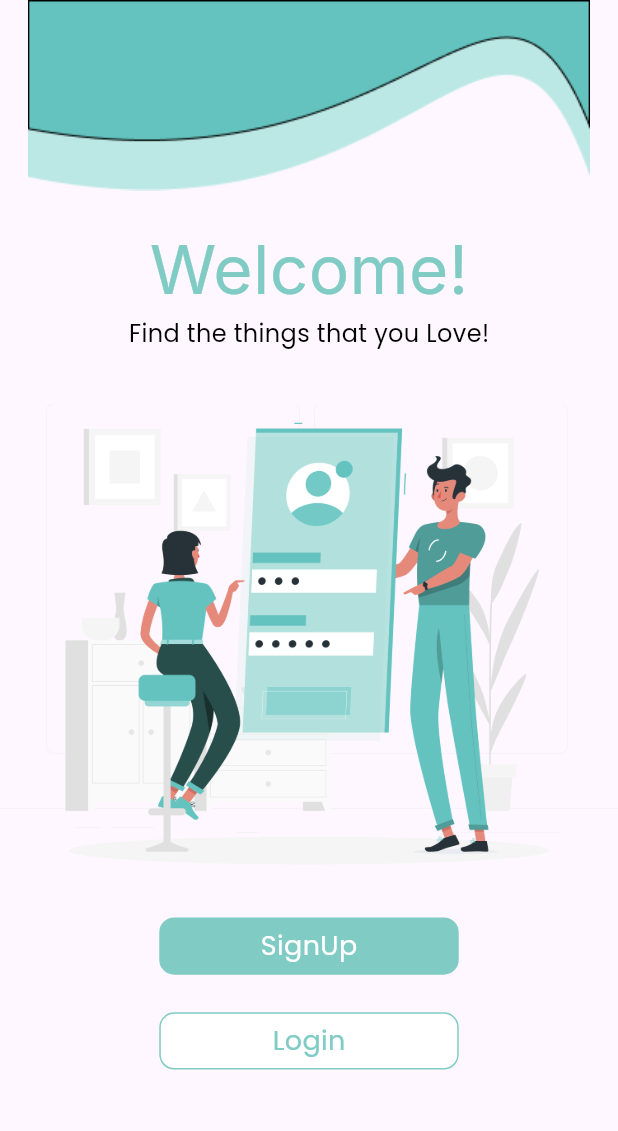
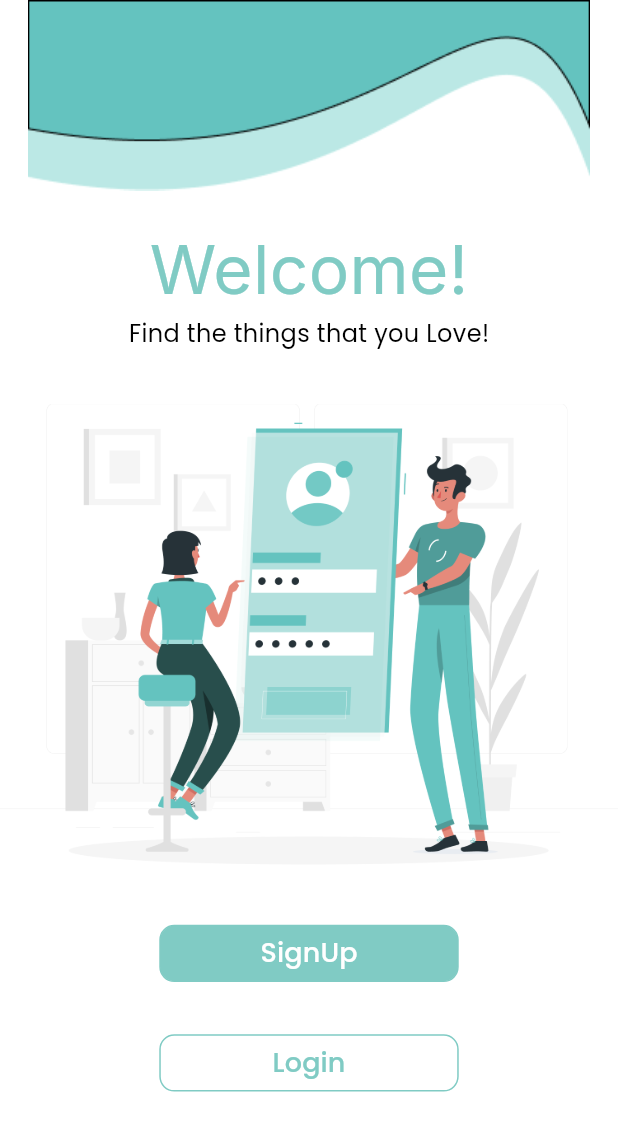
Before and after one commit to abdowqtube5-cmyk/Applacition-Devlopering, a Flutter app: the screen it shows after launch, on a phone screen of 412 x 824 dp. Shown: the top 1131 px of the screen. Run offline on Flutter 3.47's test engine with Material 3 defaults, Android fonts, the phone set to English and light mode, and no system bars; our stand-ins replace get, google_fonts.

Commit message:
Welcome and Sginup controllers and screen and widgets

```diff
--- /dev/null
+++ b/lib/controller/sginup_controller.dart
@@ -0,0 +1,11 @@
+import 'package:flutter/widgets.dart';
+import 'package:get/get.dart';
+
+class SginupController extends GetxController {
+  TextEditingController controllerFirstName = TextEditingController();
+  TextEditingController controllerLastName = TextEditingController();
+  TextEditingController controllerEmail = TextEditingController();
+  TextEditingController controllerPhoneNumber = TextEditingController();
+  TextEditingController controllerCreatePassword = TextEditingController();
+  TextEditingController controllerConfirmPassword = TextEditingController();
+}
--- /dev/null
+++ b/lib/core/app_binding.dart
@@ -0,0 +1,9 @@
+import 'package:get/get.dart';
+import 'package:na/controller/sginup_controller.dart';
+
+class AppBinding extends Bindings {
+  @override
+  void dependencies() {
+    Get.lazyPut(() => SginupController());
+  }
+}
--- a/lib/main.dart
+++ b/lib/main.dart
@@ -1,8 +1,9 @@
 import 'package:flutter/material.dart';
 import 'package:get/get.dart';
-import 'package:na/screen/login_screen.dart';
-import 'package:na/screen/sginup_screen.dart';
-import 'package:na/screen/welcome_screen.dart';
+import 'package:na/core/app_binding.dart';
+import 'package:na/view/screen/login_screen.dart';
+import 'package:na/view/screen/sginup_screen.dart';
+import 'package:na/view/screen/welcome_screen.dart';
 
 void main() {
   runApp(const LoginPro());
@@ -15,11 +16,12 @@ class LoginPro extends StatelessWidget {
   Widget build(BuildContext context) {
     return GetMaterialApp(
       debugShowCheckedModeBanner: false,
+
       initialRoute: "/Welcome",
       getPages: [
         GetPage(name: "/Welcome", page: () => WelcomeScreen(),),
         GetPage(name: "/Login", page: () => LoginScreen(),),
-        GetPage(name: "/Sginup", page: () => SginupScreen(),),
+        GetPage(name: "/Sginup", page: () => SginupScreen(), binding: AppBinding()),
       ],
     );
   }
--- a/lib/screen/welcome_screen.dart
+++ /dev/null
@@ -1,31 +0,0 @@
-import 'package:flutter/material.dart';
-import 'package:google_fonts/google_fonts.dart';
-import 'package:na/widget/button.dart';
-
-class WelcomeScreen extends StatelessWidget {
-  const WelcomeScreen({super.key});
-
-  @override
-  Widget build(BuildContext context) {
-    return Scaffold(
-      body: Column(
-        children: [
-          Image.asset("assets/images/1.png"),
-          SizedBox(height: 20,),
-          Text("Welcome!",style:GoogleFonts.inter(textStyle:
-          TextStyle(fontSize: 45, color: Colors.teal[200]),) ,),
-
-          Text("Find the things that you Love!",style:GoogleFonts.poppins(textStyle:
-          TextStyle(fontSize: 16, color: Colors.black),) ,),
-          SizedBox(height: 35,),
-          Image.asset("assets/images/2.png"),
-          SizedBox(height: 35,),
-          Button(text: "SignUp",color: Colors.teal[200],colorfont: Colors.white,),
-          SizedBox(height: 25,),
-          Button(text: "Login",color: Colors.white,colorfont: Colors.teal[200],),
-
-        ],
-      ),
-    );
-  }
-}
--- /dev/null
+++ b/lib/view/screen/welcome_screen.dart
@@ -0,0 +1,54 @@
+import 'package:flutter/material.dart';
+import 'package:get/get.dart';
+import 'package:google_fonts/google_fonts.dart';
+import 'package:na/view/widget/button.dart';
+
+class WelcomeScreen extends StatelessWidget {
+  const WelcomeScreen({super.key});
+
+  @override
+  Widget build(BuildContext context) {
+    return Scaffold(
+      backgroundColor: Colors.white,
+      body: Column(
+        children: [
+          Image.asset("assets/images/1.png"),
+          SizedBox(height: 20),
+          Text(
+            "Welcome!",
+            style: GoogleFonts.inter(
+              textStyle: TextStyle(fontSize: 45, color: Colors.teal[200]),
+            ),
+          ),
+
+          Text(
+            "Find the things that you Love!",
+            style: GoogleFonts.poppins(
+              textStyle: TextStyle(fontSize: 16, color: Colors.black),
+            ),
+          ),
+          SizedBox(height: 35),
+          Image.asset("assets/images/2.png"),
+          SizedBox(height: 35),
+          Button(
+            text: "SignUp",
+            color: Colors.teal[200],
+            colorfont: Colors.white,
+            onPressed: () {
+              Get.toNamed("/Sginup");
+            },
+          ),
+          SizedBox(height: 25),
+          Button(
+            text: "Login",
+            color: Colors.white,
+            colorfont: Colors.teal[200],
+            onPressed: () {
+              Get.toNamed("/Login");
+            },
+          ),
+        ],
+      ),
+    );
+  }
+}
--- /dev/null
+++ b/lib/view/widget/button.dart
@@ -0,0 +1,34 @@
+import 'package:flutter/material.dart';
+import 'package:google_fonts/google_fonts.dart';
+
+class Button extends StatelessWidget {
+  final String text;
+  final Color? color;
+  final Color? colorfont;
+  final void Function()? onPressed;
+  const Button({super.key, required this.text, this.color, this.colorfont, this.onPressed});
+
+  @override
+  Widget build(BuildContext context) {
+    return MaterialButton(
+      onPressed:onPressed,
+      child: Container(
+        width: 199.63,
+        height: 38.21,
+        decoration: BoxDecoration(
+          color: color ?? Colors.white,
+          borderRadius: BorderRadius.circular(10),
+          border: Border.all(color: const Color.fromARGB(255, 128, 203, 196)),
+        ),
+        child: Center(
+          child: Text(
+            text,
+            style: GoogleFonts.poppins(
+              textStyle: TextStyle(fontSize: 18, color: colorfont),
+            ),
+          ),
+        ),
+      ),
+    );
+  }
+}
--- a/lib/widget/button.dart
+++ /dev/null
@@ -1,33 +0,0 @@
-import 'package:flutter/material.dart';
-import 'package:google_fonts/google_fonts.dart';
-
-class Button extends StatelessWidget {
-  final String text;
-  final Color? color;
-  final Color? colorfont;
-  const Button({
-    super.key,
-    required this.text,
-    this.color,
-    this.colorfont
-    });
-
-  @override
-  Widget build(BuildContext context) {
-    return Container(
-      width: 199.63,
-      height: 38.21,
-      decoration: BoxDecoration(
-        color: color ??   Colors.white,
-        borderRadius: BorderRadius.circular(10),
-        border: Border.all(
-          color: const Color.fromARGB(255, 128, 203, 196),
-        )
-      ),
-      child: Center(child: Text(text,
-      style: GoogleFonts.poppins(
-        textStyle: TextStyle(fontSize: 18, color: colorfont),
-      ),),),
-    );
-  }
-}
--- a/pubspec.yaml
+++ b/pubspec.yaml
@@ -63,6 +63,10 @@ flutter:
   assets:
     - assets/images/1.png
     - assets/images/2.png
+    - assets/images/3.png
+    - assets/images/Vector 1.png
+    - assets/images/Vector 2.png
+    - assets/images/4.png
 
   # An image asset can refer to one or more resolution-specific "variants", see
   # https://flutter.dev/to/resolution-aware-images
```
Also changed, not shown: lib/screen/sginup_screen.dart (deleted, +0 -10 lines), lib/view/screen/sginup_screen.dart (added, +66 -0 lines), lib/view/widget/textformfield_Sginup.dart (added, +35 -0 lines), assets/images/3.png (added), assets/images/4.png (added), assets/images/Vector 1.png (added), assets/images/Vector 2.png (added), lib/view/screen/login_screen.dart (renamed from lib/screen/login_screen.dart).
